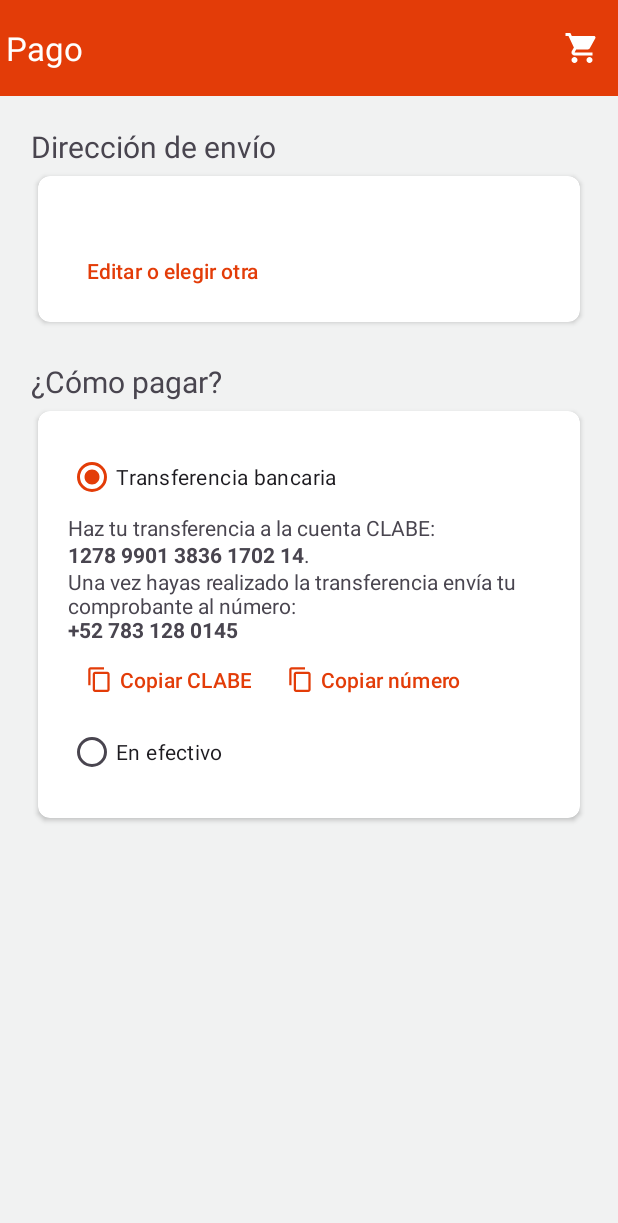
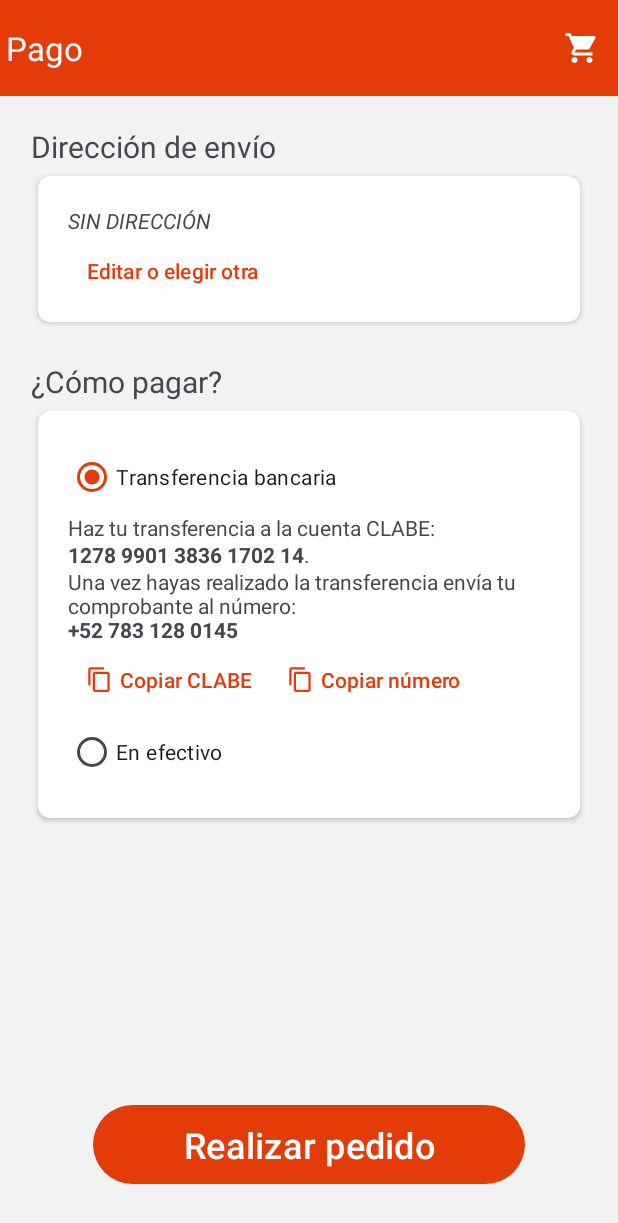
Before and after one commit to alpi2111/LiikeGomi, an Android app: the PaymentActivity screen opened directly, with no data from a screen before it, on a phone screen of 412 x 824 dp. Shown: the top 1223 px of the screen. Run offline under Robolectric (Android 15) with nearby library versions, the phone set to English and light mode, and no system bars; our stand-ins replace CircleImageView, Firebase (no records; nobody signed in at launch, a user with empty details on screens opened directly).

Commit message:
[master] Added the functionality for adding an address, if there is one shows it directly. Select one from a list of address is not added yet

```diff
--- a/app/src/main/java/com/liike/liikegomi/background/firebase_db/FirebaseUtils.kt
+++ b/app/src/main/java/com/liike/liikegomi/background/firebase_db/FirebaseUtils.kt
@@ -21,6 +21,7 @@ import com.liike.liikegomi.background.firebase_db.FirebaseConstants.USER_TYPE_DB
 import com.liike.liikegomi.background.firebase_db.FirebaseConstants.USER_USERNAME_DB_FIELD
 import com.liike.liikegomi.background.firebase_db.entities.Carrito
 import com.liike.liikegomi.background.firebase_db.entities.Categoria
+import com.liike.liikegomi.background.firebase_db.entities.Direcciones
 import com.liike.liikegomi.background.firebase_db.entities.Productos
 import com.liike.liikegomi.background.firebase_db.entities.Usuarios
 import com.liike.liikegomi.background.shared_prefs.SharedPreferenceKeys
@@ -443,4 +444,29 @@ object FirebaseUtils {
             false
         }
     }
+
+    suspend fun getUserAddress(): List<Direcciones> {
+        val firebaseUser = SharedPrefs.string(SharedPreferenceKeys.USER_ID)
+        return try {
+            val user = firestore.collection(USERS_DB_NAME).document(firebaseUser!!).get().await().toObject(Usuarios::class.java)
+            user!!.address ?: listOf()
+        } catch (e: Exception) {
+            listOf()
+        }
+    }
+
+    suspend fun addAddress(direction: Direcciones): Boolean {
+        val firebaseUser = SharedPrefs.string(SharedPreferenceKeys.USER_ID)
+        return try {
+            val user = firestore.collection(USERS_DB_NAME).document(firebaseUser!!).get().await().toObject(Usuarios::class.java)
+            val directions = user!!.address?.toMutableList() ?: mutableListOf()
+            directions.add(direction)
+            user.address = directions
+            firestore.collection(USERS_DB_NAME).document(firebaseUser).set(user, SetOptions.merge()).await()
+            true
+        } catch (e: Exception) {
+            e.printStackTrace()
+            false
+        }
+    }
 }
--- a/app/src/main/java/com/liike/liikegomi/background/firebase_db/entities/Direcciones.kt
+++ b/app/src/main/java/com/liike/liikegomi/background/firebase_db/entities/Direcciones.kt
@@ -40,6 +40,8 @@ class Direcciones(
 ) : FirebaseObjectInterface() {
     override fun toString(): String = calle
 
+    constructor() : this("", "", "", "", "", "", "", "", "")
+
     fun formattedAddress(): String {
         return "${calle.trim()} ${numExterior.trim()} ${numInterior.trim()} - ${colonia.trim()}; ${cp.trim()}, ${municipio.trim()}, ${estado.trim()}." +
                 "\nTeléfono: ${telefono.trim()} - Referencias: ${referencias.trim()}"
--- a/app/src/main/java/com/liike/liikegomi/payment/ui/PaymentActivity.kt
+++ b/app/src/main/java/com/liike/liikegomi/payment/ui/PaymentActivity.kt
@@ -1,5 +1,6 @@
 package com.liike.liikegomi.payment.ui
 
+import android.annotation.SuppressLint
 import android.app.Activity
 import android.content.Intent
 import android.os.Bundle
@@ -9,22 +10,29 @@ import androidx.activity.result.contract.ActivityResultContracts
 import androidx.appcompat.app.AppCompatActivity
 import androidx.core.view.isVisible
 import com.liike.liikegomi.add_address.ui.AddAddressActivity
+import com.liike.liikegomi.background.firebase_db.entities.Direcciones
 import com.liike.liikegomi.background.utils.ActivityUtils
 import com.liike.liikegomi.base.ui.BaseActivity
 import com.liike.liikegomi.databinding.ActivityPaymentBinding
 import com.liike.liikegomi.payment.view_model.PaymentViewModel
 import com.liike.liikegomi.payment.view_model.PaymentViewModelFactory
 
-class PaymentActivity: BaseActivity<ActivityPaymentBinding, PaymentViewModel>() {
+class PaymentActivity : BaseActivity<ActivityPaymentBinding, PaymentViewModel>() {
+
+    private var mAddressList: List<Direcciones> = listOf()
 
     private val addressLauncher: ActivityResultLauncher<Intent> = registerForActivityResult(ActivityResultContracts.StartActivityForResult()) { result ->
         if (result.resultCode != Activity.RESULT_OK || result.data == null) {
             Log.e("NO_DATA", "NO_DATA_SELECTED_OR_CANCELED")
+            @SuppressLint("SetTextI18n")
+            mBinding.address.text = "SIN DIRECCIÓN"
+            mBinding.btnCreate.isEnabled = false
             return@registerForActivityResult
         }
         val address = result.data!!.getStringExtra(SELECTED_ADDRESS_KEY).toString()
         Log.d("DATA", address)
         mBinding.address.text = address
+        mBinding.btnCreate.isEnabled = true
     }
 
     companion object {
@@ -44,11 +52,28 @@ class PaymentActivity: BaseActivity<ActivityPaymentBinding, PaymentViewModel>()
 
     override fun onCreate(savedInstanceState: Bundle?) {
         super.onCreate(savedInstanceState)
+
+        mViewModel.mUserAddresses.observe(this) { addresses ->
+            if (addresses.isEmpty()) {
+                AddAddressActivity.launchForResult(this, addressLauncher)
+                return@observe
+            }
+            mBinding.address.text = addresses.first().formattedAddress()
+            mAddressList = addresses
+        }
+
         mBinding.run {
             radioGroupPayment.setOnCheckedChangeListener { _, checkedId ->
                 val shouldShowTransferText = checkedId == radioButtonTransfer.id
                 transferText.isVisible = shouldShowTransferText
                 lyCopyButtons.isVisible = shouldShowTransferText
+            }
+
+            btnAddSelectAddress.setOnClickListener {
+                if (mAddressList.isEmpty())
+                    AddAddressActivity.launchForResult(this@PaymentActivity, addressLauncher)
+                else
+                    TODO("CALL THE ADDRESSES SELECTION")
             }
 
             btnCopyClabe.setOnClickListener {
@@ -59,6 +84,7 @@ class PaymentActivity: BaseActivity<ActivityPaymentBinding, PaymentViewModel>()
                 ActivityUtils.copyToClipboard(this@PaymentActivity, "Telefono", "+527831280145")
             }
         }
-        AddAddressActivity.launchForResult(this, addressLauncher)
+
+        mViewModel.getUserAddresses()
     }
 }
--- a/app/src/main/java/com/liike/liikegomi/payment/view_model/PaymentViewModel.kt
+++ b/app/src/main/java/com/liike/liikegomi/payment/view_model/PaymentViewModel.kt
@@ -1,6 +1,27 @@
 package com.liike.liikegomi.payment.view_model
 
+import androidx.lifecycle.LiveData
+import androidx.lifecycle.MutableLiveData
+import androidx.lifecycle.viewModelScope
+import com.liike.liikegomi.background.firebase_db.FirebaseUtils
+import com.liike.liikegomi.background.firebase_db.entities.Direcciones
 import com.liike.liikegomi.base.viewmodel.BaseViewModel
+import kotlinx.coroutines.launch
 
 class PaymentViewModel: BaseViewModel() {
+
+    private val _userAddresses = MutableLiveData<List<Direcciones>>()
+    val mUserAddresses: LiveData<List<Direcciones>> = _userAddresses
+
+    fun getUserAddresses() {
+        viewModelScope.launch {
+            progressMessage.value = "Cargando direcciones"
+            val directions = FirebaseUtils.getUserAddress()
+            if (directions.isEmpty()) {
+                toastMessage.value = "No tienes direcciones registradas"
+            }
+            _userAddresses.value = directions
+            progressMessage.value = null
+        }
+    }
 }
--- a/app/src/main/res/layout/activity_payment.xml
+++ b/app/src/main/res/layout/activity_payment.xml
@@ -16,9 +16,11 @@
     <ScrollView
         android:layout_width="0dp"
         android:layout_height="wrap_content"
+        app:layout_constraintBottom_toTopOf="@id/btn_create"
         app:layout_constraintEnd_toEndOf="parent"
         app:layout_constraintStart_toStartOf="parent"
         app:layout_constraintTop_toBottomOf="@id/toolbar"
+        app:layout_constraintVertical_bias="0.0"
         app:layout_constraintWidth_percent="0.9">
 
         <androidx.constraintlayout.widget.ConstraintLayout
@@ -63,11 +65,13 @@
                         android:layout_height="wrap_content"
                         android:ellipsize="end"
                         android:maxLines="6"
+                        android:text="SIN DIRECCIÓN"
                         android:textStyle="italic"
                         app:layout_constraintTop_toTopOf="parent"
                         tools:text="@tools:sample/lorem/random" />
 
                     <com.google.android.material.button.MaterialButton
+                        android:id="@+id/btn_add_select_address"
                         style="@style/Widget.Material3.Button.TextButton"
                         android:layout_width="wrap_content"
                         android:layout_height="wrap_content"
@@ -165,19 +169,23 @@
                         android:visibility="gone"
                         app:layout_constraintTop_toTopOf="parent"
                         tools:text="@tools:sample/lorem/random" />
-
-                    <!--                    <com.google.android.material.button.MaterialButton-->
-                    <!--                        style="@style/Widget.Material3.Button.TextButton"-->
-                    <!--                        android:layout_width="wrap_content"-->
-                    <!--                        android:layout_height="wrap_content"-->
-                    <!--                        android:text="Editar o elegir otra"-->
-                    <!--                        app:layout_constraintStart_toStartOf="parent"-->
-                    <!--                        app:layout_constraintTop_toBottomOf="@id/payment_method" />-->
                 </androidx.constraintlayout.widget.ConstraintLayout>
             </androidx.cardview.widget.CardView>
-
-
         </androidx.constraintlayout.widget.ConstraintLayout>
     </ScrollView>
 
+    <com.google.android.material.button.MaterialButton
+        android:id="@+id/btn_create"
+        android:layout_width="0dp"
+        android:layout_height="wrap_content"
+        android:paddingVertical="10dp"
+        android:text="Realizar pedido"
+        android:textSize="24sp"
+        app:layout_constraintBottom_toBottomOf="parent"
+        app:layout_constraintEnd_toEndOf="parent"
+        app:layout_constraintStart_toStartOf="parent"
+        app:layout_constraintTop_toTopOf="parent"
+        app:layout_constraintVertical_bias="0.96"
+        app:layout_constraintWidth_percent="0.7" />
+
 </androidx.constraintlayout.widget.ConstraintLayout>
```
Also changed, not shown: app/src/main/java/com/liike/liikegomi/add_address/ui/AddAddressActivity.kt (+43 -4 lines), app/src/main/java/com/liike/liikegomi/add_address/view_model/AddAddressViewModel.kt (+23 -0 lines), app/src/main/res/layout/activity_add_address.xml (+5 -3 lines).
